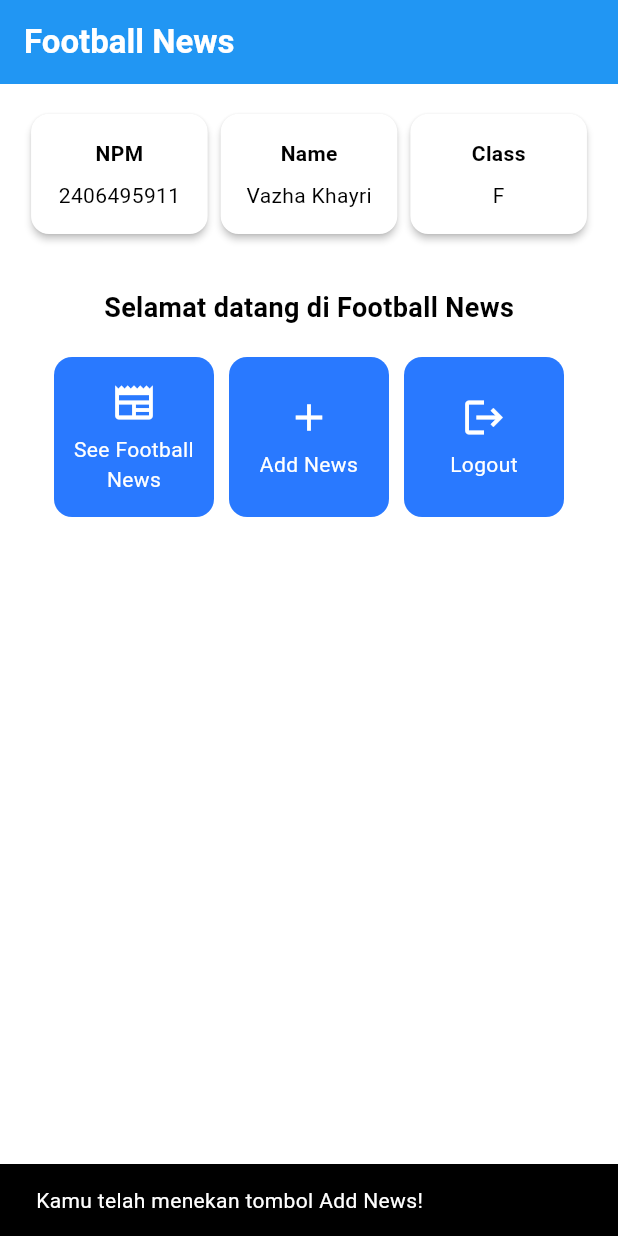
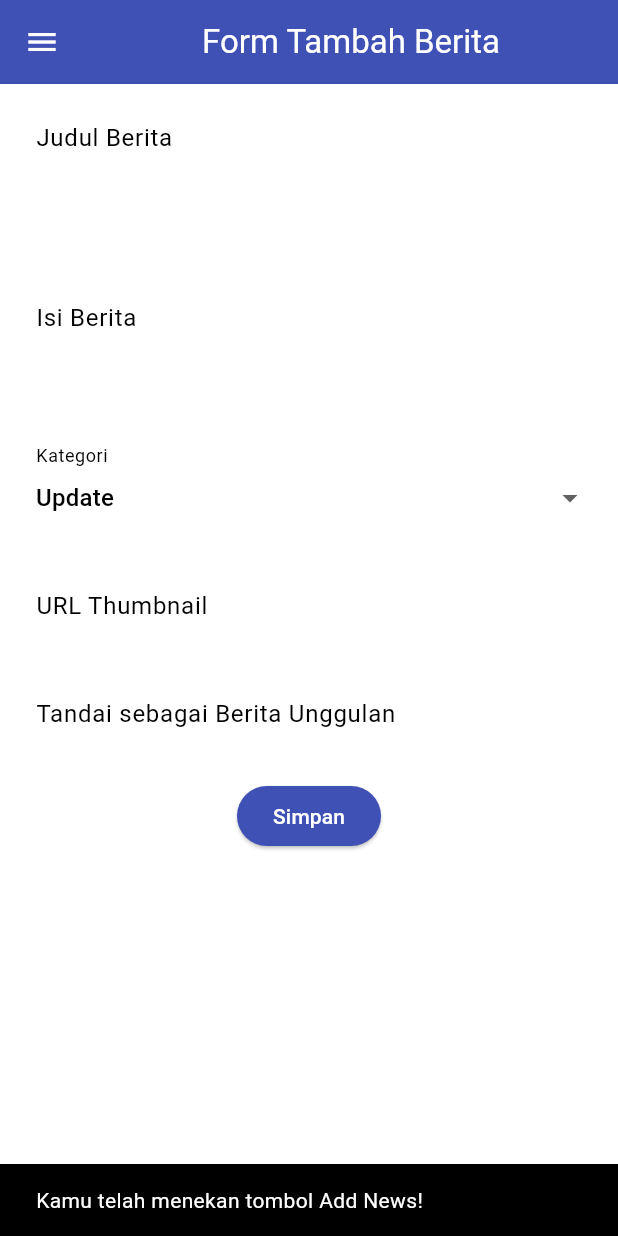
Before and after one commit to VazhaK14/football-news-mobile, a Flutter app: the screen it shows after launch, after a tap on "Add News", on a phone screen of 412 x 824 dp. Run offline on Flutter 3.47's test engine with Material 3 defaults, Android fonts, the phone set to English and light mode, and no system bars.

Commit message:
Tutorial 7

```diff
--- a/lib/main.dart
+++ b/lib/main.dart
@@ -1,5 +1,5 @@
 import 'package:flutter/material.dart';
-import 'package:football_news/menu.dart';
+import 'package:football_news/screens/menu.dart';
 
 void main() {
   runApp(const MyApp());
--- a/lib/menu.dart
+++ b/lib/screens/menu.dart
@@ -1,4 +1,7 @@
 import 'package:flutter/material.dart';
+import 'package:football_news/screens/newslist_form.dart';
+import 'package:football_news/widgets/left_drawer.dart';
+import 'package:football_news/widgets/news_card.dart';
 
 class MyHomePage extends StatelessWidget {
   MyHomePage({super.key});
@@ -23,7 +26,7 @@ class MyHomePage extends StatelessWidget {
         ),
         backgroundColor: Theme.of(context).colorScheme.primary,
       ),
-
+      drawer: LeftDrawer(),
       body: Padding(
         padding: const EdgeInsets.all(16.0),
         child: Column(
@@ -109,61 +112,3 @@ class InfoCard extends StatelessWidget {
     );
   }
 }
-
-class ItemHomePage {
-  final String name;
-  final IconData icon;
-
-  ItemHomePage(this.name, this.icon);
-}
-
-class ItemCard extends StatelessWidget {
-  // Menampilkan kartu dengan ikon dan nama.
-
-  final ItemHomePage item;
-
-  const ItemCard(this.item, {super.key});
-
-  @override
-  Widget build(BuildContext context) {
-    return Material(
-      // Menentukan warna latar belakang dari tema aplikasi.
-      color: Theme.of(context).colorScheme.secondary,
-      // Membuat sudut kartu melengkung.
-      borderRadius: BorderRadius.circular(12),
-
-      child: InkWell(
-        // Aksi ketika kartu ditekan.
-        onTap: () {
-          // Menampilkan pesan SnackBar saat kartu ditekan.
-          ScaffoldMessenger.of(context)
-            ..hideCurrentSnackBar()
-            ..showSnackBar(
-              SnackBar(
-                content: Text("Kamu telah menekan tombol ${item.name}!"),
-              ),
-            );
-        },
-        // Container untuk menyimpan Icon dan Text
-        child: Container(
-          padding: const EdgeInsets.all(8),
-          child: Center(
-            child: Column(
-              // Menyusun ikon dan teks di tengah kartu.
-              mainAxisAlignment: MainAxisAlignment.center,
-              children: [
-                Icon(item.icon, color: Colors.white, size: 30.0),
-                const Padding(padding: EdgeInsets.all(3)),
-                Text(
-                  item.name,
-                  textAlign: TextAlign.center,
-                  style: const TextStyle(color: Colors.white),
-                ),
-              ],
-            ),
-          ),
-        ),
-      ),
-    );
-  }
-}
--- /dev/null
+++ b/lib/screens/newslist_form.dart
@@ -0,0 +1,212 @@
+import 'package:flutter/material.dart';
+import 'package:football_news/widgets/left_drawer.dart';
+
+class NewsFormPage extends StatefulWidget {
+  const NewsFormPage({super.key});
+
+  @override
+  State<NewsFormPage> createState() => _NewsFormPageState();
+}
+
+class _NewsFormPageState extends State<NewsFormPage> {
+  final _formKey = GlobalKey<FormState>();
+
+  String _title = "";
+  String _content = "";
+  String _category = "update"; // default
+  String _thumbnail = "";
+  bool _isFeatured = false; // default
+
+  final List<String> _categories = [
+    'transfer',
+    'update',
+    'exclusive',
+    'match',
+    'rumor',
+    'analysis',
+  ];
+
+  @override
+  Widget build(BuildContext context) {
+    return Scaffold(
+      appBar: AppBar(
+        title: const Center(child: Text('Form Tambah Berita')),
+        backgroundColor: Colors.indigo,
+        foregroundColor: Colors.white,
+      ),
+      drawer: LeftDrawer(),
+      body: Form(
+        key: _formKey,
+        child: SingleChildScrollView(
+          child: Column(
+            crossAxisAlignment: CrossAxisAlignment.start,
+            children: [
+              // === Title ===
+              Padding(
+                padding: const EdgeInsets.all(8.0),
+                child: TextFormField(
+                  decoration: InputDecoration(
+                    hintText: "Judul Berita",
+                    labelText: "Judul Berita",
+                    border: OutlineInputBorder(
+                      borderRadius: BorderRadius.circular(5.0),
+                    ),
+                  ),
+                  onChanged: (String? value) {
+                    setState(() {
+                      _title:
+                      value!;
+                    });
+                  },
+                  validator: (String? value) {
+                    if (value == null || value.isEmpty) {
+                      return "Judul tidak boleh kosong";
+                    }
+                    return null;
+                  },
+                ),
+              ),
+
+              // === Content ===
+              Padding(
+                padding: const EdgeInsets.all(8.0),
+                child: TextFormField(
+                  maxLines: 5,
+                  decoration: InputDecoration(
+                    hintText: "Isi Berita",
+                    labelText: "Isi Berita",
+                    border: OutlineInputBorder(
+                      borderRadius: BorderRadius.circular(5.0),
+                    ),
+                  ),
+                  onChanged: (String? value) {
+                    setState(() {
+                      _content = value!;
+                    });
+                  },
+                  validator: (String? value) {
+                    if (value == null || value.isEmpty) {
+                      return "Isi berita tidak boleh kosong!";
+                    }
+                    return null;
+                  },
+                ),
+              ),
+
+              // === Category ===
+              Padding(
+                padding: const EdgeInsets.all(8.0),
+                child: DropdownButtonFormField<String>(
+                  decoration: InputDecoration(
+                    labelText: "Kategori",
+                    border: OutlineInputBorder(
+                      borderRadius: BorderRadius.circular(5.0),
+                    ),
+                  ),
+                  value: _category,
+                  items: _categories
+                      .map(
+                        (cat) => DropdownMenuItem(
+                          value: cat,
+                          child: Text(cat[0].toUpperCase() + cat.substring(1)),
+                        ),
+                      )
+                      .toList(),
+                  onChanged: (String? newValue) {
+                    setState(() {
+                      _category = newValue!;
+                    });
+                  },
+                ),
+              ),
+
+              // === Thumbnail URL ===
+              Padding(
+                padding: const EdgeInsets.all(8.0),
+                child: TextFormField(
+                  decoration: InputDecoration(
+                    hintText: "URL Thumbnail (opsional)",
+                    labelText: "URL Thumbnail",
+                    border: OutlineInputBorder(
+                      borderRadius: BorderRadius.circular(5.0),
+                    ),
+                  ),
+                  onChanged: (String? value) {
+                    setState(() {
+                      _thumbnail = value!;
+                    });
+                  },
+                ),
+              ),
+
+              // === Is Featured ===
+              Padding(
+                padding: const EdgeInsets.all(8.0),
+                child: SwitchListTile(
+                  title: const Text("Tandai sebagai Berita Unggulan"),
+                  value: _isFeatured,
+                  onChanged: (bool value) {
+                    setState(() {
+                      _isFeatured = value;
+                    });
+                  },
+                ),
+              ),
+
+              Align(
+                alignment: Alignment.bottomCenter,
+                child: Padding(
+                  padding: const EdgeInsets.all(8.0),
+                  child: ElevatedButton(
+                    style: ButtonStyle(
+                      backgroundColor: MaterialStateProperty.all(Colors.indigo),
+                    ),
+                    onPressed: () {
+                      if (_formKey.currentState!.validate()) {
+                        showDialog(
+                          context: context,
+                          builder: (context) {
+                            return AlertDialog(
+                              title: const Text('Berita berhasil disimpan!'),
+                              content: SingleChildScrollView(
+                                child: Column(
+                                  crossAxisAlignment: CrossAxisAlignment.start,
+                                  children: [
+                                    Text('Judul: $_title'),
+                                    Text('Isi: $_content'),
+                                    Text('Kategori: $_category'),
+                                    Text('Thumbnail: $_thumbnail'),
+                                    Text(
+                                      'Unggulan: ${_isFeatured ? "Ya" : "Tidak"}',
+                                    ),
+                                  ],
+                                ),
+                              ),
+                              actions: [
+                                TextButton(
+                                  child: const Text('OK'),
+                                  onPressed: () {
+                                    Navigator.pop(context);
+                                  },
+                                ),
+                              ],
+                            );
+                          },
+                        );
+                        _formKey.currentState!.reset();
+                      }
+                    },
+                    child: const Text(
+                      "Simpan",
+                      style: TextStyle(color: Colors.white),
+                    ),
+                  ),
+                ),
+              ),
+            ],
+          ),
+        ),
+      ),
+    );
+  }
+}
--- /dev/null
+++ b/lib/widgets/left_drawer.dart
@@ -0,0 +1,66 @@
+import 'package:flutter/material.dart';
+import 'package:football_news/screens/menu.dart';
+import 'package:football_news/screens/newslist_form.dart';
+
+class LeftDrawer extends StatelessWidget {
+  const LeftDrawer({super.key});
+
+  @override
+  Widget build(BuildContext context) {
+    return Drawer(
+      child: ListView(
+        children: [
+          const DrawerHeader(
+            decoration: BoxDecoration(color: Colors.blue),
+            child: Column(
+              children: [
+                Text(
+                  'Football News',
+                  textAlign: TextAlign.center,
+                  style: TextStyle(
+                    fontSize: 30,
+                    fontWeight: FontWeight.bold,
+                    color: Colors.white,
+                  ),
+                ),
+                Padding(padding: EdgeInsets.all(10)),
+                Text(
+                  "Seluruh berita sepak bola terkini di sini!",
+                  textAlign: TextAlign.center,
+                  style: TextStyle(
+                    fontSize: 15,
+                    color: Colors.white,
+                    fontWeight: FontWeight.normal,
+                  ),
+                ),
+              ],
+            ),
+          ),
+
+          ListTile(
+            leading: const Icon(Icons.home_outlined),
+            title: const Text('Home'),
+            // Bagian redirection ke MyHomePage
+            onTap: () {
+              Navigator.pushReplacement(
+                context,
+                MaterialPageRoute(builder: (context) => MyHomePage()),
+              );
+            },
+          ),
+          ListTile(
+            leading: const Icon(Icons.post_add),
+            title: const Text('Add News'),
+            // Bagian redirection ke NewsFormPage
+            onTap: () {
+              Navigator.pushReplacement(
+                context,
+                MaterialPageRoute(builder: (context) => NewsFormPage()),
+              );
+            },
+          ),
+        ],
+      ),
+    );
+  }
+}
--- /dev/null
+++ b/lib/widgets/news_card.dart
@@ -0,0 +1,68 @@
+import 'package:flutter/material.dart';
+import 'package:flutter/widgets.dart';
+import 'package:football_news/screens/newslist_form.dart';
+
+class ItemHomePage {
+  final String name;
+  final IconData icon;
+
+  ItemHomePage(this.name, this.icon);
+}
+
+class ItemCard extends StatelessWidget {
+  // Menampilkan kartu dengan ikon dan nama.
+
+  final ItemHomePage item;
+
+  const ItemCard(this.item, {super.key});
+
+  @override
+  Widget build(BuildContext context) {
+    return Material(
+      // Menentukan warna latar belakang dari tema aplikasi.
+      color: Theme.of(context).colorScheme.secondary,
+      // Membuat sudut kartu melengkung.
+      borderRadius: BorderRadius.circular(12),
+
+      child: InkWell(
+        // Aksi ketika kartu ditekan.
+        onTap: () {
+          // Menampilkan pesan SnackBar saat kartu ditekan.
+          ScaffoldMessenger.of(context)
+            ..hideCurrentSnackBar()
+            ..showSnackBar(
+              SnackBar(
+                content: Text("Kamu telah menekan tombol ${item.name}!"),
+              ),
+            );
+
+          if (item.name == "Add News") {
+            Navigator.pushReplacement(
+              context,
+              MaterialPageRoute(builder: (context) => NewsFormPage()),
+            );
+          }
+        },
+        // Container untuk menyimpan Icon dan Text
+        child: Container(
+          padding: const EdgeInsets.all(8),
+          child: Center(
+            child: Column(
+              // Menyusun ikon dan teks di tengah kartu.
+              mainAxisAlignment: MainAxisAlignment.center,
+              children: [
+                Icon(item.icon, color: Colors.white, size: 30.0),
+                const Padding(padding: EdgeInsets.all(3)),
+                Text(
+                  item.name,
+                  textAlign: TextAlign.center,
+                  style: const TextStyle(color: Colors.white),
+                ),
+              ],
+            ),
+          ),
+        ),
+      ),
+    );
+  }
+}
```
